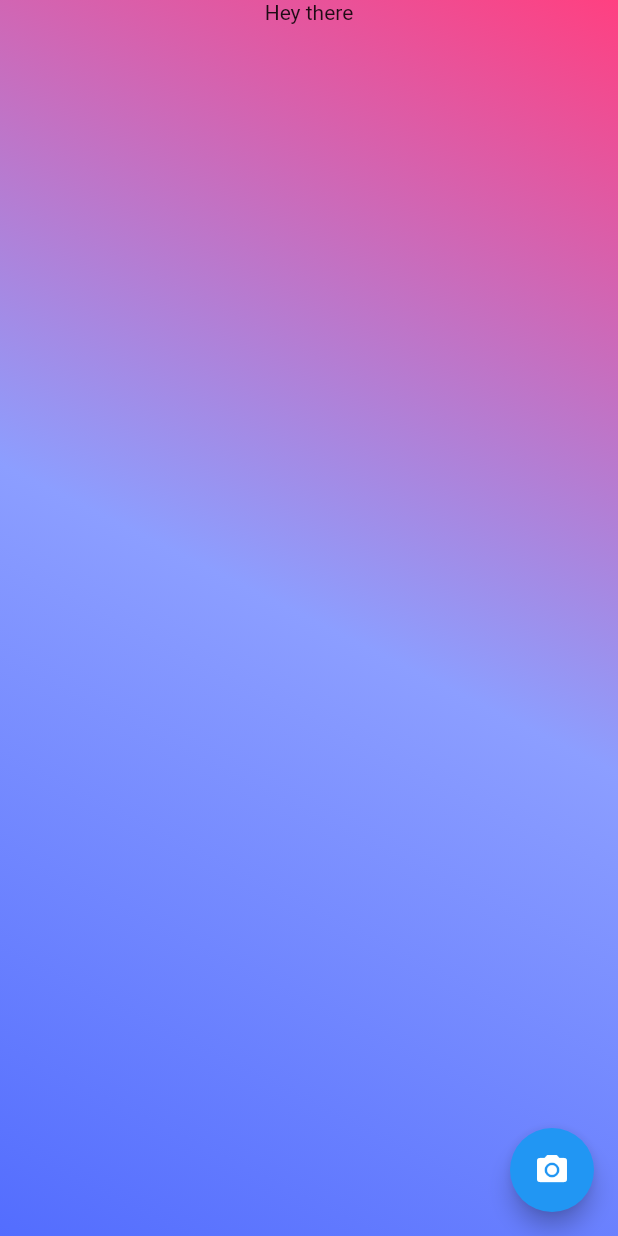
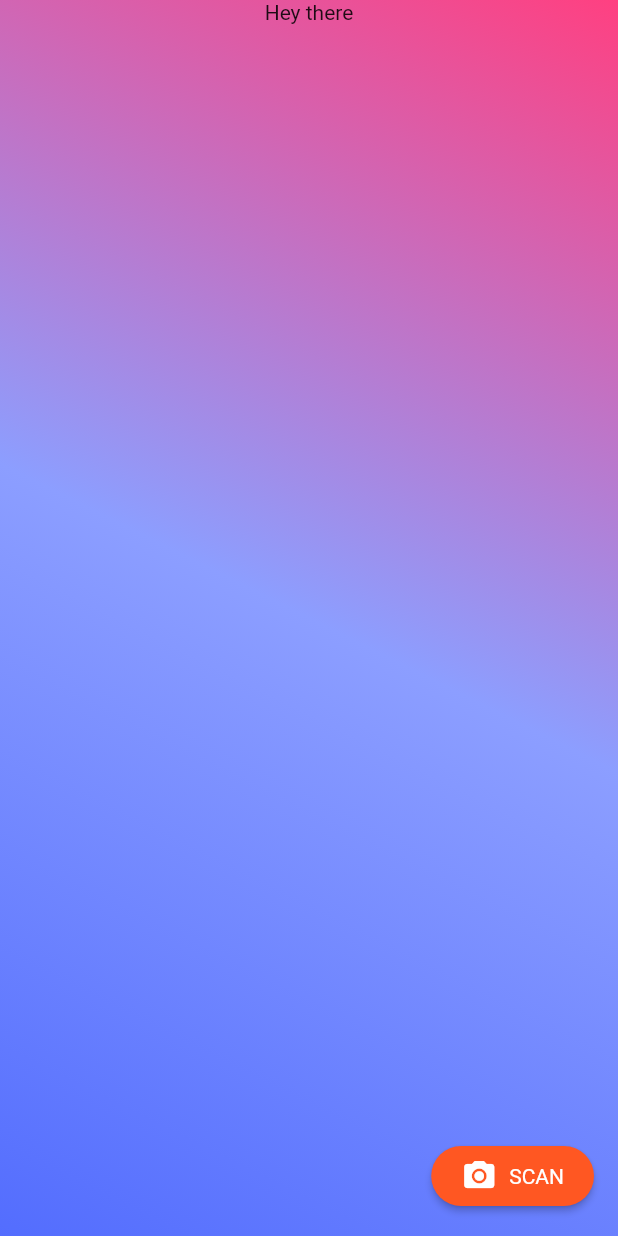
Before and after one commit to RomaTur/harmony-project, a Flutter app: the screen it shows after launch, on a phone screen of 412 x 824 dp. Run offline on Flutter 3.47's test engine with Material 2 defaults, Android fonts, the phone set to English and light mode, and no system bars; missing offline and left inert: barcode_scan, vibrate.

Commit message:
learning google dev youtube

```diff
--- /dev/null
+++ b/harmony_mobile_app/lib/fancy_button.dart
@@ -0,0 +1,37 @@
+import 'package:flutter/foundation.dart';
+import 'package:flutter/material.dart';
+
+class FancyButton extends StatelessWidget {
+  FancyButton({@required this.onPressed});
+
+  final GestureTapCallback onPressed;
+
+  @override
+  Widget build(BuildContext context) {
+    // TODO: implement build
+    return RawMaterialButton(
+        fillColor: Colors.deepOrange,
+        splashColor: Colors.orange,
+        onPressed: onPressed,
+        child: Padding(
+          padding: const EdgeInsets.symmetric(horizontal: 20.0, vertical: 8.0),
+          child: Row(
+            mainAxisSize: MainAxisSize.min,
+            children: <Widget>[
+              const Icon(
+                Icons.camera_alt,
+                color: Colors.white,
+              ),
+              const SizedBox(
+                width: 8.0,
+              ),
+              const Text(
+                "SCAN",
+                style: TextStyle(color: Colors.white),
+              ),
+            ],
+          ),
+        ),
+        shape: const StadiumBorder());
+  }
+}
--- a/harmony_mobile_app/lib/main.dart
+++ b/harmony_mobile_app/lib/main.dart
@@ -2,6 +2,8 @@ import 'package:barcode_scan/barcode_scan.dart';
 import 'package:flutter/material.dart';
 import 'package:flutter/services.dart';
 import 'package:vibrate/vibrate.dart';
+
+import 'fancy_button.dart';
 
 //import ''
 void main() => runApp(MyApp());
@@ -78,20 +80,6 @@ class _MyHomePageState extends State<MyHomePage> {
           ),
           child: Center(
             child: Column(
-            // Column is also layout widget. It takes a list of children and
-            // arranges them vertically. By default, it sizes itself to fit its
-            // children horizontally, and tries to be as tall as its parent.
-            //
-            // Invoke "debug painting" (press "p" in the console, choose the
-            // "Toggle Debug Paint" action from the Flutter Inspector in Android
-            // Studio, or the "Toggle Debug Paint" command in Visual Studio Code)
-            // to see the wireframe for each widget.
-            //
-            // Column has various properties to control how it sizes itself and
-            // how it positions its children. Here we use mainAxisAlignment to
-            // center the children vertically; the main axis here is the vertical
-            // axis because Columns are vertical (the cross axis would be
-            // horizontal).
               mainAxisAlignment: MainAxisAlignment.start,
               children: <Widget>[
                 Text(
@@ -101,11 +89,6 @@ class _MyHomePageState extends State<MyHomePage> {
             ),
           ),
         ),
-      floatingActionButton: FloatingActionButton(
-        onPressed: _scanQR,
-        tooltip: 'Camera',
-        child: Icon(Icons.camera_alt),
-      ), // This trailing comma makes auto-formatting nicer for build methods.
-    );
+        floatingActionButton: FancyButton(onPressed: _scanQR));
   }
 }
```
Also changed, not shown: 1 other file. Lines whose indentation alone changed are shown as unchanged.
